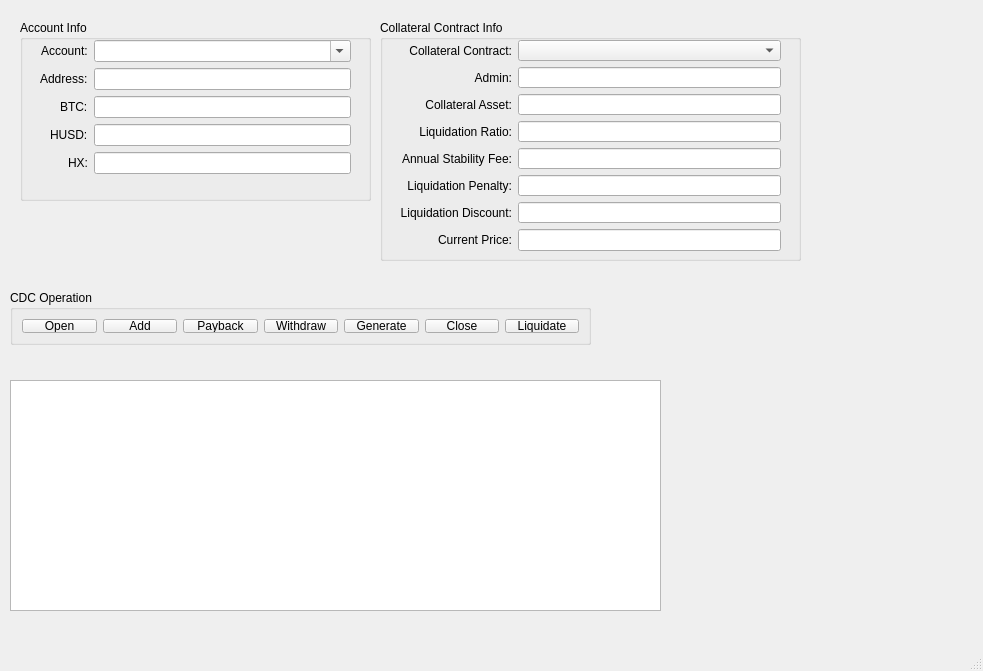
Qt form examples/pcm_main.ui (hyperdao/stable_coin_python_sdk) before a commit.
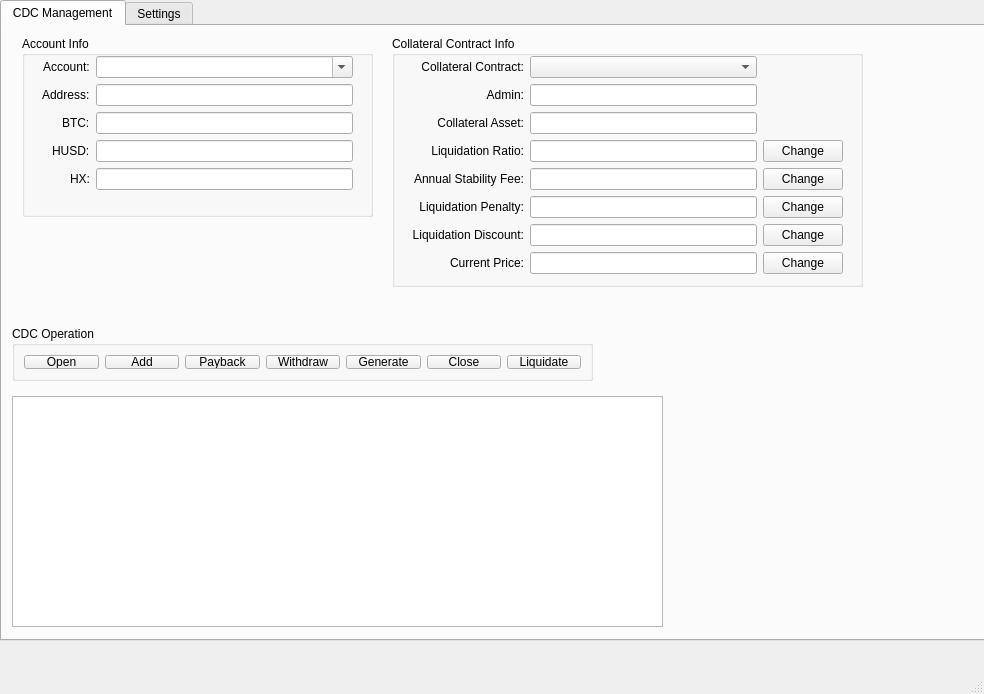
The same form after that commit.

What changed in the file:
```diff
--- a/examples/pcm_main.ui
+++ b/examples/pcm_main.ui
@@ -6,19 +6,35 @@
    <rect>
     <x>0</x>
     <y>0</y>
-    <width>983</width>
-    <height>671</height>
+    <width>984</width>
+    <height>694</height>
    </rect>
   </property>
   <property name="windowTitle">
    <string>MainWindow</string>
   </property>
   <widget class="QWidget" name="centralwidget">
+   <widget class="QTabWidget" name="tabWidget">
+    <property name="geometry">
+     <rect>
+      <x>0</x>
+      <y>0</y>
+      <width>991</width>
+      <height>641</height>
+     </rect>
+    </property>
+    <property name="currentIndex">
+     <number>0</number>
+    </property>
+    <widget class="QWidget" name="tab">
+     <attribute name="title">
+      <string>CDC Management</string>
+     </attribute>
    <widget class="QTableView" name="tableView">
     <property name="geometry">
      <rect>
       <x>10</x>
-      <y>380</y>
+        <y>370</y>
       <width>651</width>
       <height>231</height>
      </rect>
@@ -42,11 +58,247 @@
      <enum>QAbstractItemView::SelectRows</enum>
     </property>
    </widget>
+     <widget class="QGroupBox" name="groupBox_3">
+      <property name="geometry">
+       <rect>
+        <x>10</x>
+        <y>300</y>
+        <width>581</width>
+        <height>55</height>
+       </rect>
+      </property>
+      <property name="title">
+       <string>CDC Operation</string>
+      </property>
+      <layout class="QHBoxLayout" name="horizontalLayout">
+       <item>
+        <widget class="QPushButton" name="btnOpenCdc">
+         <property name="text">
+          <string>Open</string>
+         </property>
+        </widget>
+       </item>
+       <item>
+        <widget class="QPushButton" name="btnAdd">
+         <property name="text">
+          <string>Add</string>
+         </property>
+        </widget>
+       </item>
+       <item>
+        <widget class="QPushButton" name="btnPayback">
+         <property name="text">
+          <string>Payback</string>
+         </property>
+        </widget>
+       </item>
+       <item>
+        <widget class="QPushButton" name="btnWithdraw">
+         <property name="text">
+          <string>Withdraw</string>
+         </property>
+        </widget>
+       </item>
+       <item>
+        <widget class="QPushButton" name="btnGenerate">
+         <property name="text">
+          <string>Generate</string>
+         </property>
+        </widget>
+       </item>
+       <item>
+        <widget class="QPushButton" name="btnCloseCdc">
+         <property name="text">
+          <string>Close</string>
+         </property>
+        </widget>
+       </item>
+       <item>
+        <widget class="QPushButton" name="btnLiquidate">
+         <property name="text">
+          <string>Liquidate</string>
+         </property>
+        </widget>
+       </item>
+      </layout>
+     </widget>
+     <widget class="QGroupBox" name="groupBox_2">
+      <property name="geometry">
+       <rect>
+        <x>390</x>
+        <y>10</y>
+        <width>471</width>
+        <height>251</height>
+       </rect>
+      </property>
+      <property name="title">
+       <string>Collateral Contract Info</string>
+      </property>
+      <widget class="QWidget" name="layoutWidget">
+       <property name="geometry">
+        <rect>
+         <x>20</x>
+         <y>20</y>
+         <width>431</width>
+         <height>219</height>
+        </rect>
+       </property>
+       <layout class="QGridLayout" name="gridLayout">
+        <item row="0" column="0">
+         <widget class="QLabel" name="label_2">
+          <property name="text">
+           <string>Collateral Contract:</string>
+          </property>
+          <property name="alignment">
+           <set>Qt::AlignRight|Qt::AlignTrailing|Qt::AlignVCenter</set>
+          </property>
+         </widget>
+        </item>
+        <item row="1" column="0">
+         <widget class="QLabel" name="label_3">
+          <property name="text">
+           <string>Admin:</string>
+          </property>
+          <property name="alignment">
+           <set>Qt::AlignRight|Qt::AlignTrailing|Qt::AlignVCenter</set>
+          </property>
+         </widget>
+        </item>
+        <item row="1" column="1">
+         <widget class="QLineEdit" name="collateralAdmin">
+          <property name="readOnly">
+           <bool>true</bool>
+          </property>
+         </widget>
+        </item>
+        <item row="2" column="1">
+         <widget class="QLineEdit" name="collateralAsset">
+          <property name="readOnly">
+           <bool>true</bool>
+          </property>
+         </widget>
+        </item>
+        <item row="3" column="0">
+         <widget class="QLabel" name="label_5">
+          <property name="text">
+           <string>Liquidation Ratio:</string>
+          </property>
+          <property name="alignment">
+           <set>Qt::AlignRight|Qt::AlignTrailing|Qt::AlignVCenter</set>
+          </property>
+         </widget>
+        </item>
+        <item row="3" column="1">
+         <widget class="QLineEdit" name="liquidationRatio"/>
+        </item>
+        <item row="5" column="1">
+         <widget class="QLineEdit" name="liquidationPenalty"/>
+        </item>
+        <item row="6" column="1">
+         <widget class="QLineEdit" name="liquidationDiscount"/>
+        </item>
+        <item row="4" column="0">
+         <widget class="QLabel" name="label_6">
+          <property name="text">
+           <string>Annual Stability Fee:</string>
+          </property>
+          <property name="alignment">
+           <set>Qt::AlignRight|Qt::AlignTrailing|Qt::AlignVCenter</set>
+          </property>
+         </widget>
+        </item>
+        <item row="4" column="1">
+         <widget class="QLineEdit" name="annualStabilityFee"/>
+        </item>
+        <item row="2" column="0">
+         <widget class="QLabel" name="label_4">
+          <property name="text">
+           <string>Collateral Asset:</string>
+          </property>
+          <property name="alignment">
+           <set>Qt::AlignRight|Qt::AlignTrailing|Qt::AlignVCenter</set>
+          </property>
+         </widget>
+        </item>
+        <item row="7" column="0">
+         <widget class="QLabel" name="label_9">
+          <property name="text">
+           <string>Current Price:</string>
+          </property>
+          <property name="alignment">
+           <set>Qt::AlignRight|Qt::AlignTrailing|Qt::AlignVCenter</set>
+          </property>
+         </widget>
+        </item>
+        <item row="6" column="0">
+         <widget class="QLabel" name="label_8">
+          <property name="text">
+           <string>Liquidation Discount:</string>
+          </property>
+          <property name="alignment">
+           <set>Qt::AlignRight|Qt::AlignTrailing|Qt::AlignVCenter</set>
+          </property>
+         </widget>
+        </item>
+        <item row="5" column="0">
+         <widget class="QLabel" name="label_7">
+          <property name="text">
+           <string>Liquidation Penalty:</string>
+          </property>
+          <property name="alignment">
+           <set>Qt::AlignRight|Qt::AlignTrailing|Qt::AlignVCenter</set>
+          </property>
+         </widget>
+        </item>
+        <item row="0" column="1">
+         <widget class="QComboBox" name="collateralContractList"/>
+        </item>
+        <item row="7" column="1">
+         <widget class="QLineEdit" name="currentPrice"/>
+        </item>
+        <item row="7" column="2">
+         <widget class="QPushButton" name="btnChangePrice">
+          <property name="text">
+           <string>Change</string>
+          </property>
+         </widget>
+        </item>
+        <item row="6" column="2">
+         <widget class="QPushButton" name="btnChangeDiscount">
+          <property name="text">
+           <string>Change</string>
+          </property>
+         </widget>
+        </item>
+        <item row="5" column="2">
+         <widget class="QPushButton" name="btnChangePenalty">
+          <property name="text">
+           <string>Change</string>
+          </property>
+         </widget>
+        </item>
+        <item row="4" column="2">
+         <widget class="QPushButton" name="btnChangeFee">
+          <property name="text">
+           <string>Change</string>
+          </property>
+         </widget>
+        </item>
+        <item row="3" column="2">
+         <widget class="QPushButton" name="btnChangeRatio">
+          <property name="text">
+           <string>Change</string>
+          </property>
+         </widget>
+        </item>
+       </layout>
+      </widget>
+     </widget>
    <widget class="QGroupBox" name="groupBox">
     <property name="geometry">
      <rect>
       <x>20</x>
-      <y>20</y>
+        <y>10</y>
       <width>351</width>
       <height>181</height>
      </rect>
@@ -124,201 +376,43 @@
      </layout>
     </widget>
    </widget>
-   <widget class="QGroupBox" name="groupBox_2">
+    </widget>
+    <widget class="QWidget" name="tab_2">
+     <attribute name="title">
+      <string>Settings</string>
+     </attribute>
+     <widget class="QComboBox" name="walletUrlBox">
     <property name="geometry">
      <rect>
-      <x>380</x>
-      <y>20</y>
-      <width>421</width>
-      <height>241</height>
-     </rect>
-    </property>
-    <property name="title">
-     <string>Collateral Contract Info</string>
-    </property>
-    <widget class="QWidget" name="layoutWidget">
-     <property name="geometry">
-      <rect>
-       <x>20</x>
-       <y>20</y>
-       <width>381</width>
-       <height>211</height>
-      </rect>
-     </property>
-     <layout class="QFormLayout" name="formLayout_3">
-      <property name="labelAlignment">
-       <set>Qt::AlignRight|Qt::AlignTrailing|Qt::AlignVCenter</set>
-      </property>
-      <item row="0" column="0">
-       <widget class="QLabel" name="label_2">
+        <x>118</x>
+        <y>30</y>
+        <width>221</width>
+        <height>22</height>
+       </rect>
+      </property>
+      <property name="editable">
+       <bool>true</bool>
+      </property>
+      <item>
         <property name="text">
-         <string>Collateral Contract:</string>
-        </property>
-        <property name="alignment">
-         <set>Qt::AlignRight|Qt::AlignTrailing|Qt::AlignVCenter</set>
-        </property>
-       </widget>
+        <string>http://192.168.1.121:30088/</string>
+       </property>
       </item>
-      <item row="0" column="1">
-       <widget class="QComboBox" name="collateralContractList"/>
-      </item>
-      <item row="1" column="0">
-       <widget class="QLabel" name="label_3">
-        <property name="text">
-         <string>Admin:</string>
-        </property>
-        <property name="alignment">
-         <set>Qt::AlignRight|Qt::AlignTrailing|Qt::AlignVCenter</set>
-        </property>
-       </widget>
-      </item>
-      <item row="1" column="1">
-       <widget class="QLineEdit" name="collateralAdmin"/>
-      </item>
-      <item row="2" column="0">
-       <widget class="QLabel" name="label_4">
-        <property name="text">
-         <string>Collateral Asset:</string>
-        </property>
-        <property name="alignment">
-         <set>Qt::AlignRight|Qt::AlignTrailing|Qt::AlignVCenter</set>
-        </property>
-       </widget>
-      </item>
-      <item row="2" column="1">
-       <widget class="QLineEdit" name="collateralAsset"/>
-      </item>
-      <item row="3" column="0">
-       <widget class="QLabel" name="label_5">
-        <property name="text">
-         <string>Liquidation Ratio:</string>
-        </property>
-        <property name="alignment">
-         <set>Qt::AlignRight|Qt::AlignTrailing|Qt::AlignVCenter</set>
-        </property>
-       </widget>
-      </item>
-      <item row="3" column="1">
-       <widget class="QLineEdit" name="liquidationRatio"/>
-      </item>
-      <item row="4" column="0">
-       <widget class="QLabel" name="label_6">
-        <property name="text">
-         <string>Annual Stability Fee:</string>
-        </property>
-        <property name="alignment">
-         <set>Qt::AlignRight|Qt::AlignTrailing|Qt::AlignVCenter</set>
-        </property>
-       </widget>
-      </item>
-      <item row="4" column="1">
-       <widget class="QLineEdit" name="annualStabilityFee"/>
-      </item>
-      <item row="5" column="0">
-       <widget class="QLabel" name="label_7">
-        <property name="text">
-         <string>Liquidation Penalty:</string>
-        </property>
-        <property name="alignment">
-         <set>Qt::AlignRight|Qt::AlignTrailing|Qt::AlignVCenter</set>
-        </property>
-       </widget>
-      </item>
-      <item row="5" column="1">
-       <widget class="QLineEdit" name="liquidationPenalty"/>
-      </item>
-      <item row="6" column="0">
-       <widget class="QLabel" name="label_8">
-        <property name="text">
-         <string>Liquidation Discount:</string>
-        </property>
-        <property name="alignment">
-         <set>Qt::AlignRight|Qt::AlignTrailing|Qt::AlignVCenter</set>
-        </property>
-       </widget>
-      </item>
-      <item row="6" column="1">
-       <widget class="QLineEdit" name="liquidationDiscount"/>
-      </item>
-      <item row="7" column="1">
-       <widget class="QLineEdit" name="currentPrice"/>
-      </item>
-      <item row="7" column="0">
-       <widget class="QLabel" name="label_9">
-        <property name="text">
-         <string>Current Price:</string>
-        </property>
-        <property name="alignment">
-         <set>Qt::AlignRight|Qt::AlignTrailing|Qt::AlignVCenter</set>
-        </property>
-       </widget>
-      </item>
-     </layout>
-    </widget>
-   </widget>
-   <widget class="QGroupBox" name="groupBox_3">
+     </widget>
+     <widget class="QLabel" name="label_10">
     <property name="geometry">
      <rect>
-      <x>10</x>
-      <y>290</y>
-      <width>581</width>
-      <height>55</height>
-     </rect>
-    </property>
-    <property name="title">
-     <string>CDC Operation</string>
-    </property>
-    <layout class="QHBoxLayout" name="horizontalLayout">
-     <item>
-      <widget class="QPushButton" name="btnOpenCdc">
+        <x>33</x>
+        <y>30</y>
+        <width>71</width>
+        <height>20</height>
+       </rect>
+      </property>
        <property name="text">
-        <string>Open</string>
-       </property>
-      </widget>
-     </item>
-     <item>
-      <widget class="QPushButton" name="btnAdd">
-       <property name="text">
-        <string>Add</string>
-       </property>
-      </widget>
-     </item>
-     <item>
-      <widget class="QPushButton" name="btnPayback">
-       <property name="text">
-        <string>Payback</string>
-       </property>
-      </widget>
-     </item>
-     <item>
-      <widget class="QPushButton" name="btnWithdraw">
-       <property name="text">
-        <string>Withdraw</string>
-       </property>
-      </widget>
-     </item>
-     <item>
-      <widget class="QPushButton" name="btnGenerate">
-       <property name="text">
-        <string>Generate</string>
-       </property>
-      </widget>
-     </item>
-     <item>
-      <widget class="QPushButton" name="btnCloseCdc">
-       <property name="text">
-        <string>Close</string>
-       </property>
-      </widget>
-     </item>
-     <item>
-      <widget class="QPushButton" name="btnLiquidate">
-       <property name="text">
-        <string>Liquidate</string>
-       </property>
-      </widget>
-     </item>
-    </layout>
+       <string>Wallet URL:</string>
+      </property>
+     </widget>
+    </widget>
    </widget>
   </widget>
   <widget class="QMenuBar" name="menubar">
```
Left out of the diff: 2 changed lines with no effect on the pictures. Lines whose indentation alone changed are shown as unchanged.
